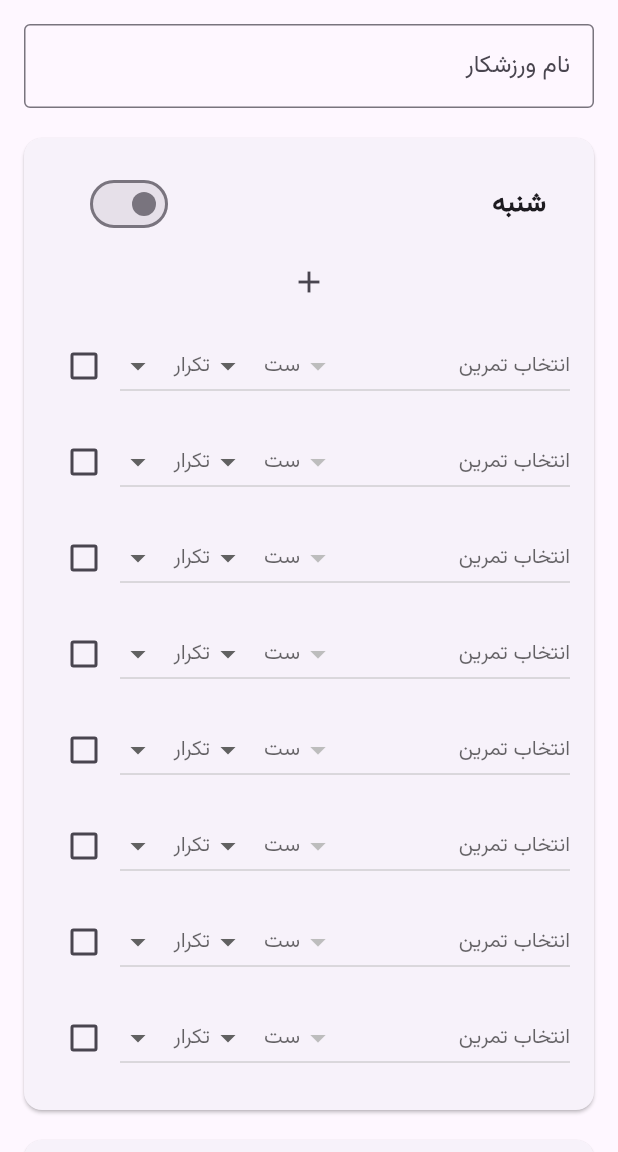
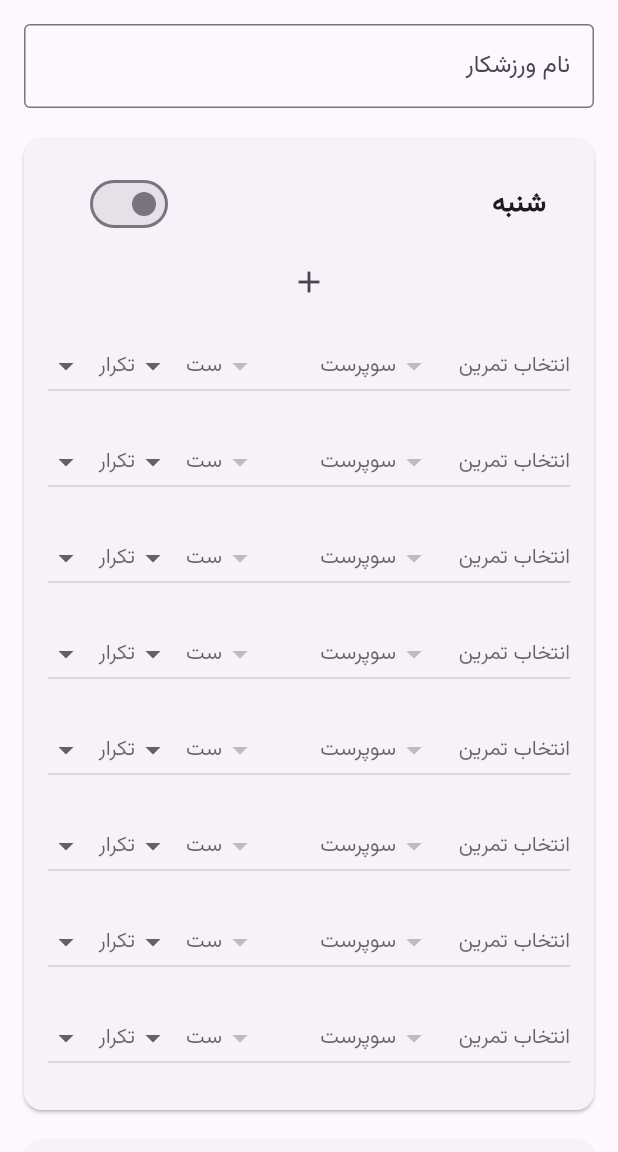
Before and after one commit to MasoudMaghsodi/max_gym, a Flutter app: the screen it shows after launch, on a phone screen of 412 x 824 dp, the part 84-1236 px from its top. Run offline on Flutter 3.47's test engine with Material 3 defaults, Android fonts, the phone set to English and light mode, and no system bars; our stand-ins replace printing, share_plus.

Commit message:
add final edit

```diff
--- a/lib/main.dart
+++ b/lib/main.dart
@@ -1,7 +1,7 @@
 import 'package:flutter/material.dart';
 import 'screens/workout_planner.dart';
 
-void main() => runApp(MaxGymApp());
+void main() => runApp(const MaxGymApp());
 
 class MaxGymApp extends StatelessWidget {
   const MaxGymApp({super.key});
@@ -14,13 +14,13 @@ class MaxGymApp extends StatelessWidget {
         primaryColor: Colors.green[800],
         secondaryHeaderColor: Colors.black,
         fontFamily: "Vazirmatn",
-        appBarTheme: AppBarTheme(
-          color: Colors.green[900],
+        appBarTheme: const AppBarTheme(
+          color: Color(0xFF1B5E20),
         ),
       ),
       home: Directionality(
         textDirection: TextDirection.rtl,
-        child: WorkoutPlanner(),
+        child: const WorkoutPlanner(),
       ),
     );
   }
--- a/lib/models/workout_exercise.dart
+++ b/lib/models/workout_exercise.dart
@@ -2,7 +2,7 @@ class WorkoutExercise {
   String name;
   int sets;
   int reps;
-  bool isSuperset;
+  String? superSet;
 
-  WorkoutExercise(this.name, this.sets, this.reps, {this.isSuperset = false});
+  WorkoutExercise(this.name, this.sets, this.reps, {this.superSet});
 }
--- a/lib/widgets/category_dialog.dart
+++ b/lib/widgets/category_dialog.dart
@@ -14,7 +14,7 @@ class CategoryDialog extends StatelessWidget {
   @override
   Widget build(BuildContext context) {
     return AlertDialog(
-      title: Text("انتخاب دسته‌بندی"),
+      title: const Text("انتخاب دسته‌بندی"),
       content: SingleChildScrollView(
         child: Column(
           children: categories
--- a/lib/widgets/day_card.dart
+++ b/lib/widgets/day_card.dart
@@ -23,14 +23,15 @@ class DayCard extends StatelessWidget {
   @override
   Widget build(BuildContext context) {
     return Card(
-      margin: EdgeInsets.only(bottom: 20),
+      margin: const EdgeInsets.only(bottom: 20),
       child: Padding(
-        padding: EdgeInsets.all(16),
+        padding: const EdgeInsets.all(16),
         child: Column(
           children: [
             ListTile(
               title: Text(day.dayName,
-                  style: TextStyle(fontSize: 18, fontWeight: FontWeight.bold)),
+                  style: const TextStyle(
+                      fontSize: 18, fontWeight: FontWeight.bold)),
               trailing: Switch(
                 value: day.isRestDay,
                 onChanged: onRestDayChanged,
@@ -45,7 +46,7 @@ class DayCard extends StatelessWidget {
                         onDeleted: () => onCategoryRemoved(cat),
                       )),
                   IconButton(
-                    icon: Icon(Icons.add),
+                    icon: const Icon(Icons.add),
                     onPressed: () => showDialog(
                       context: context,
                       builder: (context) => CategoryDialog(
--- a/lib/widgets/exercise_row.dart
+++ b/lib/widgets/exercise_row.dart
@@ -14,10 +14,27 @@ class ExerciseRow extends StatefulWidget {
   });
 
   @override
-  State<ExerciseRow> createState() => _ExerciseRowState();
+  _ExerciseRowState createState() => _ExerciseRowState();
 }
 
 class _ExerciseRowState extends State<ExerciseRow> {
+  String? selectedExercise;
+  String? optionalExercise;
+  int? selectedSets;
+  int? selectedReps;
+
+  @override
+  void initState() {
+    super.initState();
+    selectedExercise =
+        widget.exercise.name.isNotEmpty ? widget.exercise.name : null;
+    selectedSets = widget.exercise.sets > 0 ? widget.exercise.sets : null;
+    selectedReps = widget.exercise.reps > 0 ? widget.exercise.reps : null;
+    optionalExercise = widget.exercise.superSet?.isNotEmpty ?? false
+        ? widget.exercise.superSet
+        : null;
+  }
+
   @override
   Widget build(BuildContext context) {
     return Padding(
@@ -25,14 +42,14 @@ class _ExerciseRowState extends State<ExerciseRow> {
       child: Row(
         children: [
           Expanded(
-            flex: 3,
+            flex: 2,
             child: _buildDropdown<String>(
-              value:
-                  widget.exercise.name.isNotEmpty ? widget.exercise.name : null,
+              value: selectedExercise,
               hint: 'انتخاب تمرین',
               items: widget.availableExercises,
               onChanged: (value) {
                 setState(() {
+                  selectedExercise = value;
                   widget.exercise.name = value!;
                   widget.onExerciseChanged(widget.exercise);
                 });
@@ -40,12 +57,28 @@ class _ExerciseRowState extends State<ExerciseRow> {
             ),
           ),
           Expanded(
+            flex: 2,
+            child: _buildDropdown<String>(
+              value: optionalExercise,
+              hint: 'سوپرست',
+              items: widget.availableExercises,
+              onChanged: (value) {
+                setState(() {
+                  optionalExercise = value;
+                  widget.exercise.superSet = value;
+                  widget.onExerciseChanged(widget.exercise);
+                });
+              },
+            ),
+          ),
+          Expanded(
             child: _buildDropdown<int>(
-              value: widget.exercise.sets > 0 ? widget.exercise.sets : null,
+              value: selectedSets,
               hint: 'ست',
               items: List.generate(10, (i) => i + 1),
               onChanged: (value) {
                 setState(() {
+                  selectedSets = value;
                   widget.exercise.sets = value!;
                   widget.onExerciseChanged(widget.exercise);
                 });
@@ -54,25 +87,17 @@ class _ExerciseRowState extends State<ExerciseRow> {
           ),
           Expanded(
             child: _buildDropdown<int>(
-              value: widget.exercise.reps > 0 ? widget.exercise.reps : null,
+              value: selectedReps,
               hint: 'تکرار',
               items: List.generate(15, (i) => (i + 1) * 2),
               onChanged: (value) {
                 setState(() {
+                  selectedReps = value;
                   widget.exercise.reps = value!;
                   widget.onExerciseChanged(widget.exercise);
                 });
               },
             ),
-          ),
-          Checkbox(
-            value: widget.exercise.isSuperset,
-            onChanged: (value) {
-              setState(() {
-                widget.exercise.isSuperset = value!;
-                widget.onExerciseChanged(widget.exercise);
-              });
-            },
           ),
         ],
       ),
```
Also changed, not shown: lib/utils/pdf_generator.dart (+61 -21 lines), 1 other file.
